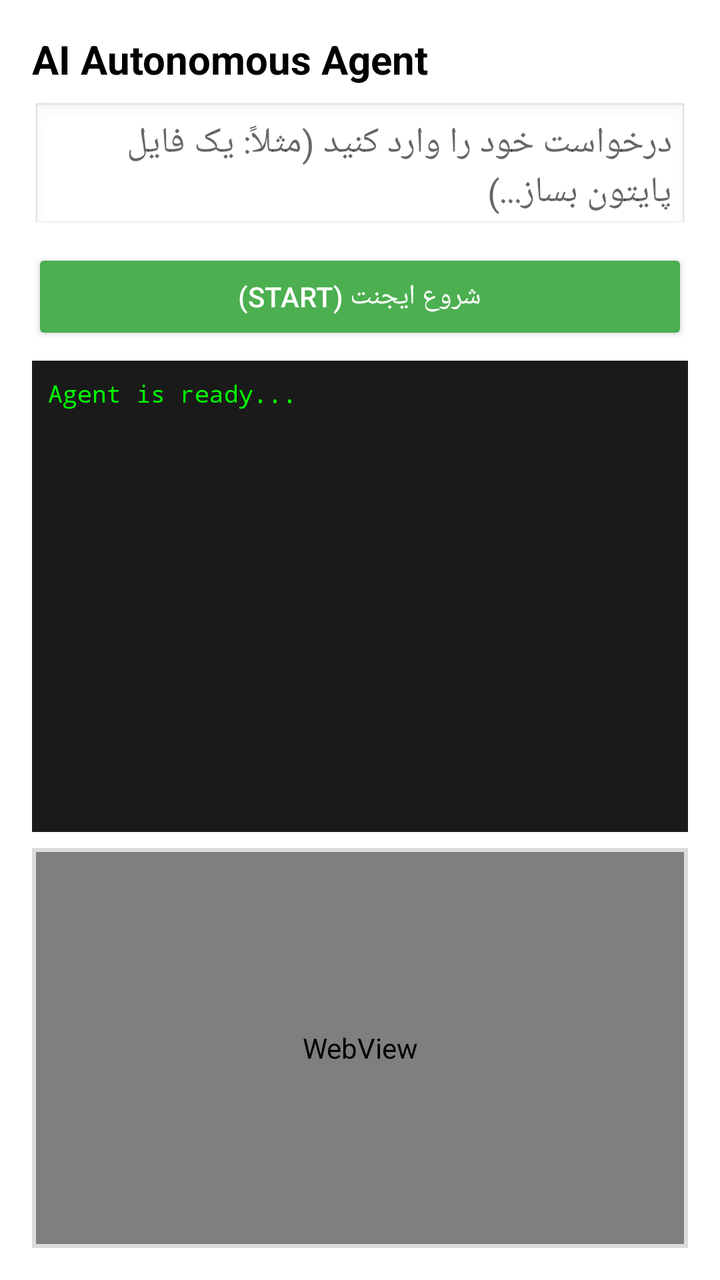
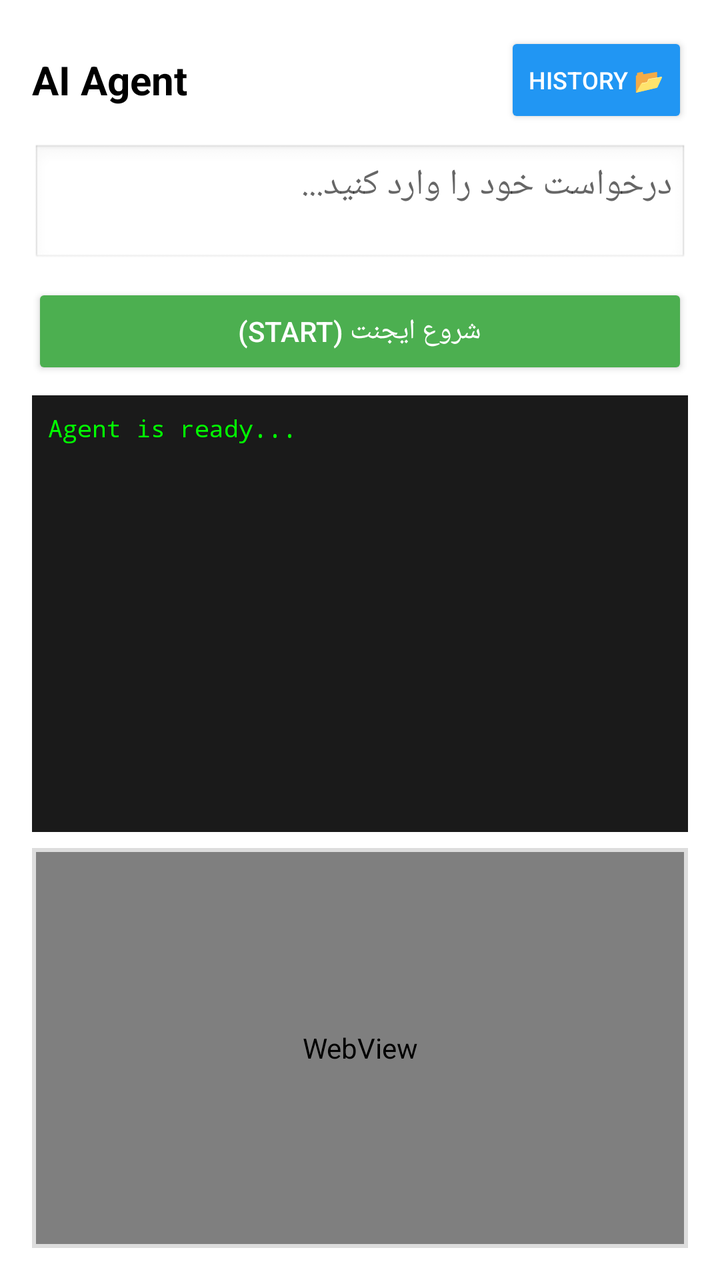

Compare the two renders of this Android layout. The source of the first and the diff that turns it into the second are given below.
<!-- AndroidManifest.xml: application theme AppTheme -->
<!-- res/layout/activity_agent.xml -->
<?xml version="1.0" encoding="utf-8"?>
<LinearLayout xmlns:android="http://schemas.android.com/apk/res/android"
    android:layout_width="match_parent"
    android:layout_height="match_parent"
    android:orientation="vertical"
    android:padding="16dp"
    android:background="#FFFFFF">

    <TextView
        android:layout_width="match_parent"
        android:layout_height="wrap_content"
        android:text="AI Autonomous Agent"
        android:textSize="20sp"
        android:textStyle="bold"
        android:textColor="#000000"
        android:layout_marginBottom="8dp"/>

    <EditText
        android:id="@+id/et_agent_prompt"
        android:layout_width="match_parent"
        android:layout_height="wrap_content"
        android:hint="درخواست خود را وارد کنید (مثلاً: یک فایل پایتون بساز...)"
        android:minLines="2"
        android:gravity="top|start"
        android:background="@android:drawable/edit_text"
        android:padding="8dp"
        android:layout_marginBottom="8dp"/>

    <Button
        android:id="@+id/btn_agent_start"
        android:layout_width="match_parent"
        android:layout_height="wrap_content"
        android:text="شروع ایجنت (Start)"
        android:backgroundTint="#4CAF50"
        android:textColor="#FFFFFF"
        android:layout_marginBottom="8dp"/>

    
    <LinearLayout
        android:layout_width="match_parent"
        android:layout_height="wrap_content"
        android:orientation="horizontal"
        android:gravity="center_vertical"
        android:layout_marginBottom="8dp"
        android:visibility="gone"
        android:id="@+id/layout_progress">

        <TextView
            android:id="@+id/tv_progress_percent"
            android:layout_width="wrap_content"
            android:layout_height="wrap_content"
            android:text="0%"
            android:textStyle="bold"
            android:textColor="#2196F3"
            android:textSize="16sp"
            android:layout_marginEnd="8dp"/>

        <ProgressBar
            android:id="@+id/pb_task_progress"
            style="?android:attr/progressBarStyleHorizontal"
            android:layout_width="0dp"
            android:layout_height="wrap_content"
            android:layout_weight="1"
            android:max="100"
            android:progress="0"
            android:progressTint="#2196F3" />
    </LinearLayout>

    <TextView
        android:id="@+id/tv_agent_status"
        android:layout_width="match_parent"
        android:layout_height="wrap_content"
        android:text=""
        android:textColor="#2196F3"
        android:textSize="14sp"
        android:fontFamily="monospace"
        android:padding="4dp"
        android:layout_marginBottom="4dp"
        android:visibility="gone" />

    <ScrollView
        android:layout_width="match_parent"
        android:layout_height="0dp"
        android:layout_weight="1"
        android:background="#1A1A1A"
        android:padding="8dp"
        android:layout_marginBottom="8dp">

        <TextView
            android:id="@+id/tv_agent_log"
            android:layout_width="match_parent"
            android:layout_height="wrap_content"
            android:textColor="#00FF00"
            android:fontFamily="monospace"
            android:textSize="12sp"
            android:text="Agent is ready..." />
    </ScrollView>

    <FrameLayout
        android:layout_width="match_parent"
        android:layout_height="200dp"
        android:background="#DDDDDD"
        android:padding="2dp">
        
        <WebView
            android:id="@+id/agent_webview"
            android:layout_width="match_parent"
            android:layout_height="match_parent"
            android:background="#FFFFFF" />
            
        <ProgressBar
            android:id="@+id/agent_progress"
            android:layout_width="wrap_content"
            android:layout_height="wrap_content"
            android:layout_gravity="center"
            android:visibility="gone" />
    </FrameLayout>
</LinearLayout>
<!-- resources referenced by this layout -->
<resources>
  <style name="AppTheme" parent="@android:style/Theme.Material.Light.NoActionBar">
          <item name="android:statusBarColor">#FFFFFF</item>
          <item name="android:windowLightStatusBar">true</item>
          <item name="android:navigationBarColor">#FFFFFF</item>
      </style>
</resources>

<!-- the commit's change to res/layout/activity_agent.xml (unified diff, before → after) -->
@@ -6,20 +6,37 @@
     android:padding="16dp"
     android:background="#FFFFFF">
 
-    <TextView
+    <LinearLayout
         android:layout_width="match_parent"
         android:layout_height="wrap_content"
-        android:text="AI Autonomous Agent"
-        android:textSize="20sp"
-        android:textStyle="bold"
-        android:textColor="#000000"
-        android:layout_marginBottom="8dp"/>
+        android:orientation="horizontal"
+        android:gravity="center_vertical"
+        android:layout_marginBottom="8dp">
+
+        <TextView
+            android:layout_width="0dp"
+            android:layout_height="wrap_content"
+            android:layout_weight="1"
+            android:text="AI Agent"
+            android:textSize="20sp"
+            android:textStyle="bold"
+            android:textColor="#000000"/>
+
+        <Button
+            android:id="@+id/btn_agent_history"
+            android:layout_width="wrap_content"
+            android:layout_height="wrap_content"
+            android:text="History 📂"
+            android:textSize="12sp"
+            android:backgroundTint="#2196F3"
+            android:textColor="#FFFFFF" />
+    </LinearLayout>
 
     <EditText
         android:id="@+id/et_agent_prompt"
         android:layout_width="match_parent"
         android:layout_height="wrap_content"
-        android:hint="درخواست خود را وارد کنید (مثلاً: یک فایل پایتون بساز...)"
+        android:hint="درخواست خود را وارد کنید..."
         android:minLines="2"
         android:gravity="top|start"
         android:background="@android:drawable/edit_text"
@@ -35,7 +52,6 @@
         android:textColor="#FFFFFF"
         android:layout_marginBottom="8dp"/>
 
-    
     <LinearLayout
         android:layout_width="match_parent"
         android:layout_height="wrap_content"
